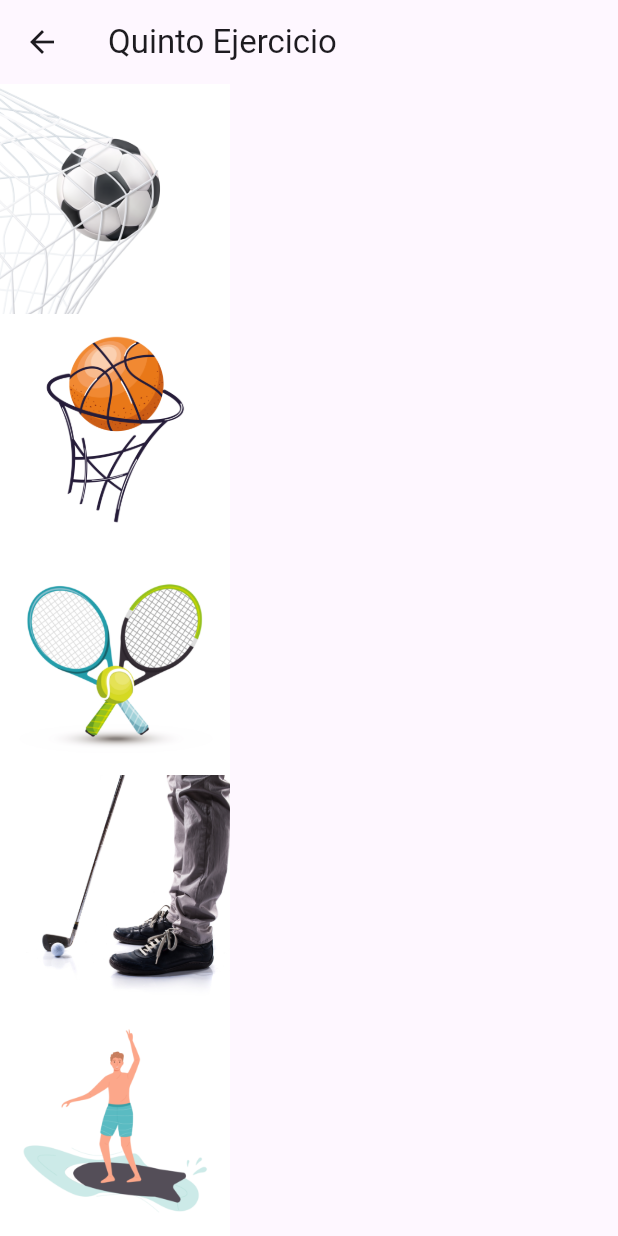
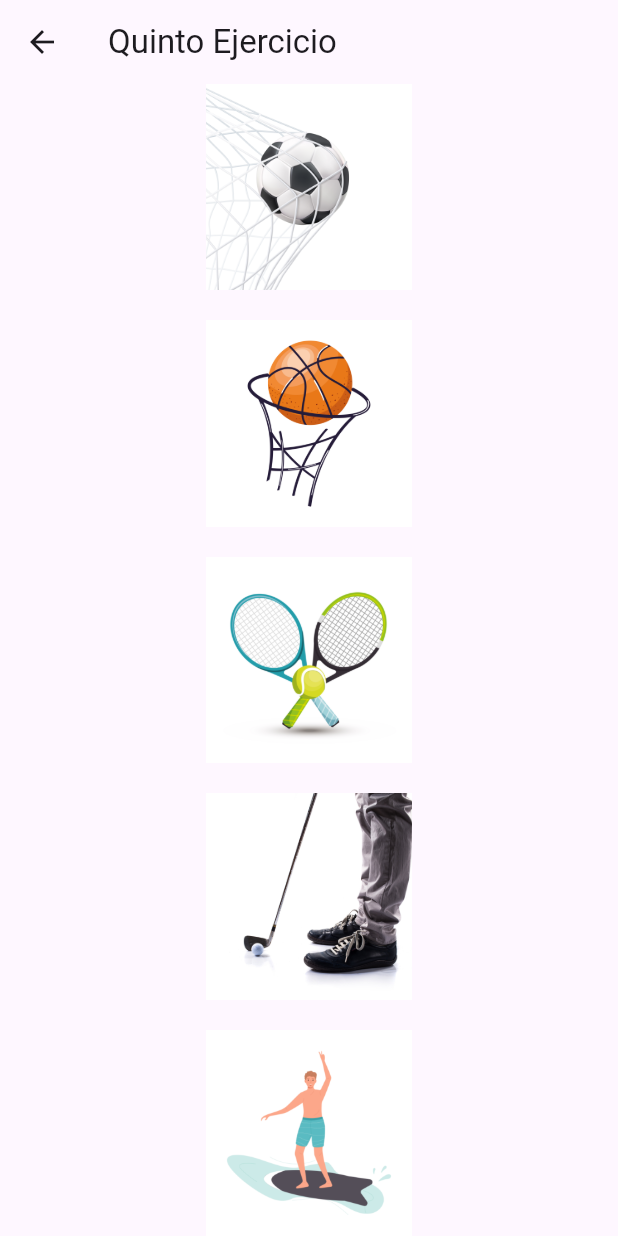
Before and after one commit to JuanAndresGasparMaldonado/pmdm_juan_andres, a Flutter app: the Ejercicio5 screen opened directly, on a phone screen of 412 x 824 dp. Run offline on Flutter 3.47's test engine with Material 3 defaults, Android fonts, the phone set to English and light mode, and no system bars; our stand-ins replace google_fonts.

Commit message:
Entrega 1 Final

```diff
--- a/ejercicios_pmdm/lib/screens/ejercicio3.dart
+++ b/ejercicios_pmdm/lib/screens/ejercicio3.dart
@@ -7,7 +7,8 @@
   Widget build(BuildContext context) {
     return Scaffold(
       appBar: AppBar(title: const Text('Tercer Ejercicio')),
-      body: Column(
+      body: Center(
+        child: Column(
           mainAxisAlignment: MainAxisAlignment.center,
           spacing: 100,
           children: [
@@ -28,6 +29,7 @@
             ),
           ],
         ),
+      ),
     );
   }
 }
--- a/ejercicios_pmdm/lib/screens/ejercicio5.dart
+++ b/ejercicios_pmdm/lib/screens/ejercicio5.dart
@@ -7,7 +7,9 @@
   Widget build(BuildContext context) {
     return Scaffold(
       appBar: AppBar(title: const Text('Quinto Ejercicio')),
-      body: Column(
+      body: Center(
+        child: Column(
+          spacing: 20,
           children: [
             Expanded(child: Image.asset('assets/img/foto_futbol.jpg')),
             Expanded(child: Image.asset('assets/img/foto_baloncesto.jpg')),
@@ -16,6 +18,7 @@
             Expanded(child: Image.asset('assets/img/foto_surf.jpg')),
           ],
         ),
+      ),
     );
   }
 }
```
Lines whose indentation alone changed are shown as unchanged.
